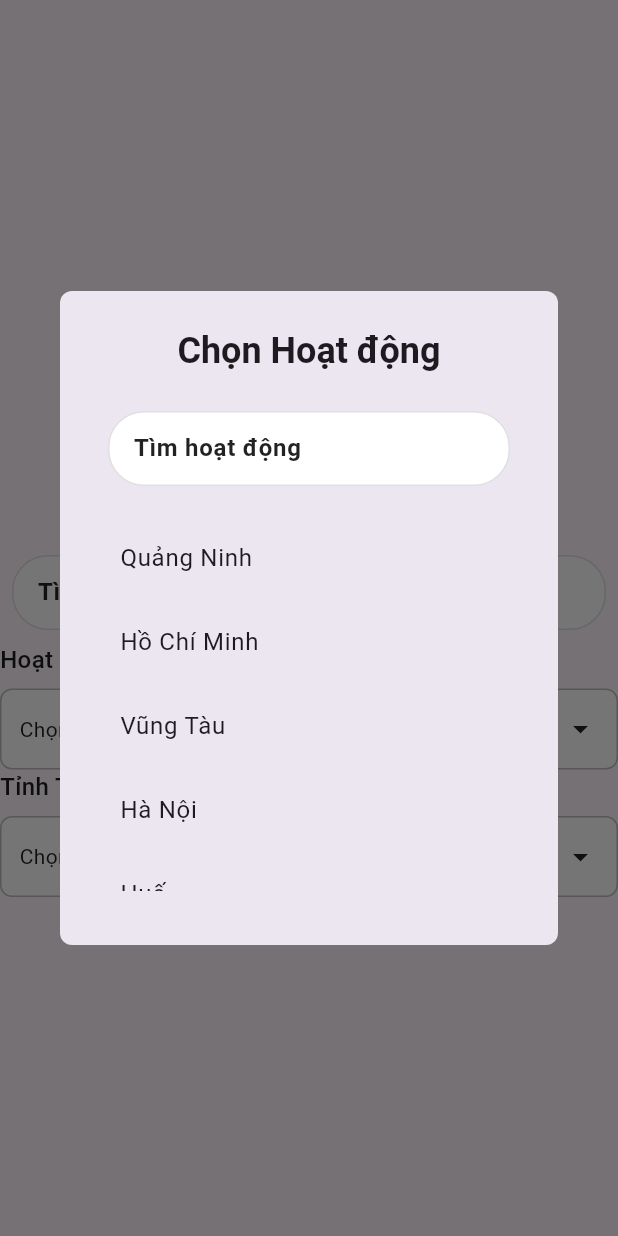
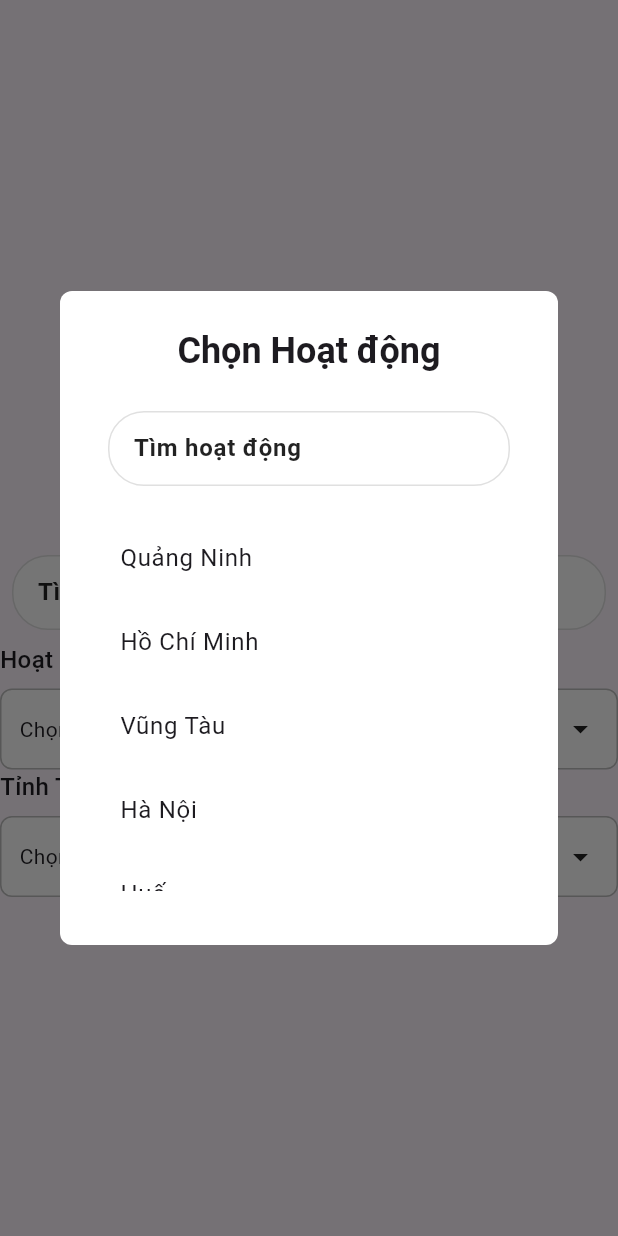
Before and after one commit to nppnam05/booking_tour_flutter, a Flutter app: the screen it shows after launch, after a tap on an icon or button, on a phone screen of 412 x 824 dp. Run offline on Flutter 3.47's test engine with Material 3 defaults, Android fonts, the phone set to English and light mode, and no system bars; our stand-ins replace cloud_firestore, dartz, dio, equatable, firebase_core, flutter_bloc and 5 more; missing offline and left inert: awesome_dio_interceptor, dart:ffi; accounts and stored records are empty; generated files the repository leaves out were written again.

Commit message:
change color

```diff
--- a/lib/presentation/widget_use_for_many_screen/search_bar_widget.dart
+++ b/lib/presentation/widget_use_for_many_screen/search_bar_widget.dart
@@ -5,6 +5,7 @@ class SearchBarWidget extends StatefulWidget {
   final VoidCallback onClear;
   final ValueChanged<String>? onChanged;
   final String hintText;
+  final double borderRadius;
 
   const SearchBarWidget({
     super.key,
@@ -12,6 +13,7 @@ class SearchBarWidget extends StatefulWidget {
     required this.onClear,
     this.onChanged,
     this.hintText = 'Tìm kiếm lịch trình',
+    this.borderRadius = 24,
   });
 
   @override
@@ -40,7 +42,7 @@ class _SearchBarWidgetState extends State<SearchBarWidget> {
       child: Container(
         decoration: BoxDecoration(
           color: Colors.white,
-          borderRadius: BorderRadius.circular(24),
+          borderRadius: BorderRadius.circular(widget.borderRadius),
           border: Border.all(color: Colors.grey.shade300),
         ),
         child: Row(
--- a/lib/presentation/widget_use_for_many_screen/spiner_widget/select_dialog/select_dialog.dart
+++ b/lib/presentation/widget_use_for_many_screen/spiner_widget/select_dialog/select_dialog.dart
@@ -52,6 +52,7 @@ class _SelectDialogState extends State<SelectDialog> {
           final cubit = context.read<SelectCubit>();
 
           return AlertDialog(
+            backgroundColor: Color(0xFFFFFFFF),
             shape: RoundedRectangleBorder(
               borderRadius: BorderRadius.circular(8),
             ),
@@ -83,6 +84,8 @@ class _SelectDialogState extends State<SelectDialog> {
                         final selected = state.selected.contains(item);
                         return ListTile(
                           title: Text(item),
+                          tileColor:
+                              selected ? Colors.green.withOpacity(0.2) : null,
                           trailing:
                               selected
                                   ? const Icon(Icons.check, color: Colors.green)
--- a/lib/presentation/widget_use_for_many_screen/test_button_choose_img_screen.dart
+++ b/lib/presentation/widget_use_for_many_screen/test_button_choose_img_screen.dart
@@ -4,6 +4,7 @@ import 'package:booking_tour_flutter/presentation/widget_use_for_many_screen/del
 import 'package:booking_tour_flutter/presentation/widget_use_for_many_screen/spiner_widget/dropdown_widget.dart';
 import 'package:booking_tour_flutter/presentation/widget_use_for_many_screen/pick_image_button/pick_image_button.dart';
 import 'package:booking_tour_flutter/presentation/widget_use_for_many_screen/search_bar_widget.dart';
+import 'package:booking_tour_flutter/presentation/widget_use_for_many_screen/spiner_widget/select_dialog/select_dialog.dart';
 import 'package:booking_tour_flutter/presentation/widget_use_for_many_screen/spiner_widget/select_dialog/select_dialog_cubit.dart';
 import 'package:flutter/material.dart';
 import 'package:image_picker/image_picker.dart';
```
